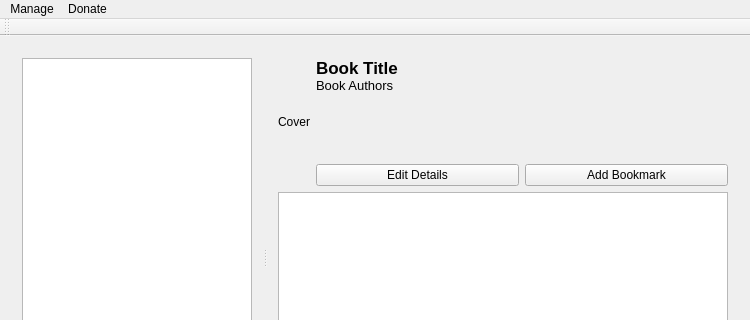
Above: mainwindow.ui from nathanpc/bookmarked before the change; both pictures show x 0 to 750 and y 0 to 320 of the 750 by 500 pixel window. Below: the same form after it.
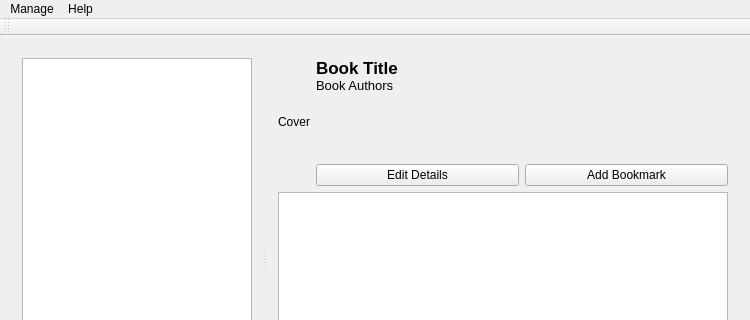
That is the form after the change.

Commit message: Added an about dialog and reorganized the menus

```diff
--- a/mainwindow.ui
+++ b/mainwindow.ui
@@ -253,15 +253,15 @@
     <addaction name="actionRemove_selected_bookmark"/>
     <addaction name="actionDelete_Current_Book"/>
    </widget>
-   <widget class="QMenu" name="menuDonate">
+   <widget class="QMenu" name="menuHelp">
     <property name="title">
-     <string>Donate</string>
+     <string>Help</string>
     </property>
     <addaction name="actionPayPal"/>
     <addaction name="actionFlattr"/>
    </widget>
    <addaction name="menuManage"/>
-   <addaction name="menuDonate"/>
+   <addaction name="menuHelp"/>
   </widget>
   <widget class="QToolBar" name="mainToolBar">
    <attribute name="toolBarArea">
```
Left out of the diff: 22 changed lines with no effect on the pictures. The commit also changes 6 other files.
